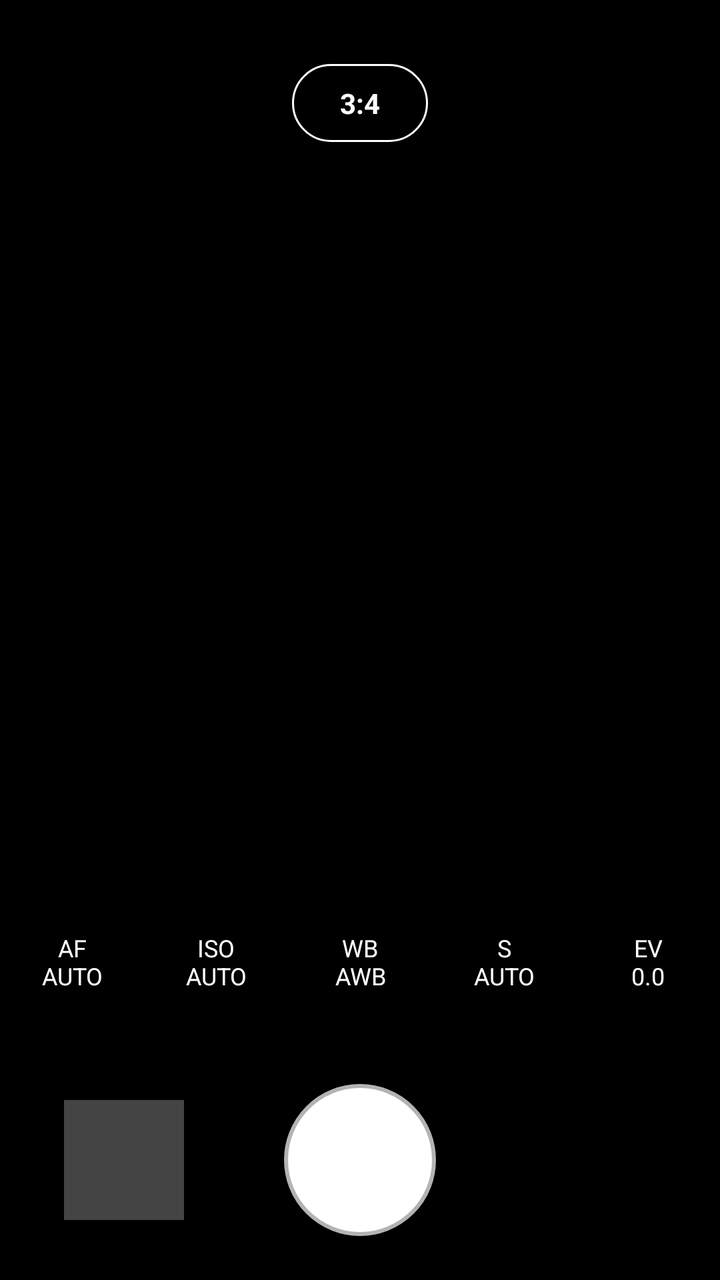
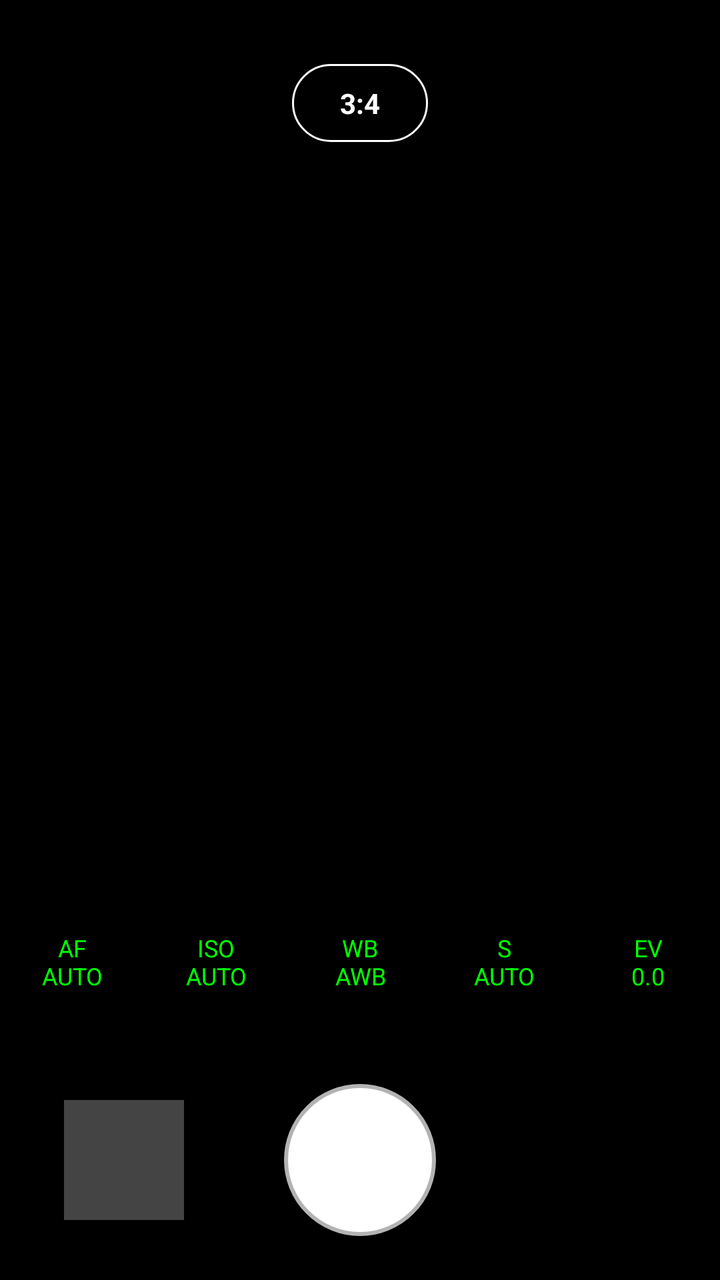

Compare the two renders of this Android layout. The source of the first and the diff that turns it into the second are given below.
<!-- AndroidManifest.xml: application theme android:Theme.DeviceDefault.NoActionBar -->
<!-- res/layout/activity_main.xml -->
<?xml version="1.0" encoding="utf-8"?>
<RelativeLayout xmlns:android="http://schemas.android.com/apk/res/android"
    android:layout_width="match_parent"
    android:layout_height="match_parent"
    android:background="#000000">

    <RelativeLayout
        android:layout_width="match_parent"
        android:layout_height="match_parent"
        android:gravity="center">
        
        <TextureView
            android:id="@+id/view_finder"
            android:layout_width="match_parent"
            android:layout_height="wrap_content" />
    </RelativeLayout>

    <TextView
        android:id="@+id/btn_ratio"
        android:layout_width="wrap_content"
        android:layout_height="wrap_content"
        android:layout_alignParentTop="true"
        android:layout_centerHorizontal="true"
        android:layout_marginTop="32dp"
        android:background="@drawable/rounded_bg"
        android:paddingHorizontal="24dp"
        android:paddingVertical="10dp"
        android:text="3:4"
        android:textColor="#FFFFFF"
        android:textSize="14sp"
        android:textStyle="bold"
        android:elevation="4dp"/>

    <LinearLayout
        android:id="@+id/control_panel"
        android:layout_width="match_parent"
        android:layout_height="wrap_content"
        android:layout_above="@id/bottom_bar"
        android:orientation="vertical"
        android:background="#B3000000"
        android:paddingTop="8dp">

        
        <LinearLayout
            android:id="@+id/slider_panel"
            android:layout_width="match_parent"
            android:layout_height="wrap_content"
            android:orientation="horizontal"
            android:gravity="center_vertical"
            android:visibility="gone"
            android:layout_marginHorizontal="16dp"
            android:layout_marginBottom="12dp"
            android:background="@drawable/modern_panel_bg"
            android:paddingHorizontal="16dp"
            android:paddingVertical="8dp">

            
            <TextView
                android:id="@+id/btn_auto_toggle"
                android:layout_width="wrap_content"
                android:layout_height="wrap_content"
                android:textColor="#FFD700"
                android:textStyle="bold"
                android:textSize="14sp"
                android:padding="8dp"
                android:text="AUTO"/>

            <SeekBar
                android:id="@+id/setting_seekbar"
                android:layout_width="0dp"
                android:layout_weight="1"
                android:layout_height="wrap_content"
                android:max="100"
                android:splitTrack="false"
                android:progressDrawable="@android:drawable/progress_horizontal"
                android:thumbTint="#FFD700"
                android:progressTint="#FFD700"/>

            
            <TextView
                android:id="@+id/slider_value_text"
                android:layout_width="55dp"
                android:layout_height="wrap_content"
                android:textColor="#FFFFFF"
                android:textStyle="bold"
                android:textSize="14sp"
                android:textAlignment="viewEnd"
                android:text="AUTO"/>
        </LinearLayout>

        <LinearLayout
            android:layout_width="match_parent"
            android:layout_height="wrap_content"
            android:orientation="horizontal"
            android:weightSum="5"
            android:paddingBottom="16dp">

            <TextView android:id="@+id/btn_af" android:layout_width="0dp" android:layout_height="wrap_content" android:layout_weight="1" android:text="AF\nAUTO" android:textColor="#FFFFFF" android:textSize="12sp" android:textAlignment="center" android:padding="8dp"/>
            <TextView android:id="@+id/btn_iso" android:layout_width="0dp" android:layout_height="wrap_content" android:layout_weight="1" android:text="ISO\nAUTO" android:textColor="#FFFFFF" android:textSize="12sp" android:textAlignment="center" android:padding="8dp"/>
            <TextView android:id="@+id/btn_wb" android:layout_width="0dp" android:layout_height="wrap_content" android:layout_weight="1" android:text="WB\nAWB" android:textColor="#FFFFFF" android:textSize="12sp" android:textAlignment="center" android:padding="8dp"/>
            <TextView android:id="@+id/btn_s" android:layout_width="0dp" android:layout_height="wrap_content" android:layout_weight="1" android:text="S\nAUTO" android:textColor="#FFFFFF" android:textSize="12sp" android:textAlignment="center" android:padding="8dp"/>
            <TextView android:id="@+id/btn_ev" android:layout_width="0dp" android:layout_height="wrap_content" android:layout_weight="1" android:text="EV\n0.0" android:textColor="#FFFFFF" android:textSize="12sp" android:textAlignment="center" android:padding="8dp"/>
        </LinearLayout>
    </LinearLayout>

    <RelativeLayout
        android:id="@+id/bottom_bar"
        android:layout_width="match_parent"
        android:layout_height="120dp"
        android:layout_alignParentBottom="true"
        android:background="#FF000000">

        <ImageView
            android:id="@+id/thumbnail_view"
            android:layout_width="60dp"
            android:layout_height="60dp"
            android:layout_centerVertical="true"
            android:layout_alignParentStart="true"
            android:layout_marginStart="32dp"
            android:scaleType="centerCrop"
            android:background="#44FFFFFF"
            android:clickable="true"
            android:focusable="true" />

        <View
            android:id="@+id/btn_capture"
            android:layout_width="76dp"
            android:layout_height="76dp"
            android:layout_centerInParent="true"
            android:clickable="true"
            android:focusable="true"
            android:background="@drawable/circle_button" />
    </RelativeLayout>
</RelativeLayout>
<!-- resources referenced by this layout -->
<resources>
  <!-- drawable circle_button (drawable) -->
  <?xml version="1.0" encoding="utf-8"?>
  <selector xmlns:android="http://schemas.android.com/apk/res/android">
      <item android:state_pressed="true">
          <shape android:shape="oval">
              <solid android:color="#999999" />
              <stroke android:width="4dp" android:color="#B3FFFFFF" />
          </shape>
      </item>
      <item>
          <shape android:shape="oval">
              <solid android:color="#FFFFFF" />
              <stroke android:width="4dp" android:color="#B3FFFFFF" />
          </shape>
      </item>
  </selector>
  <!-- drawable modern_panel_bg (drawable) -->
  <?xml version="1.0" encoding="utf-8"?>
  <shape xmlns:android="http://schemas.android.com/apk/res/android">
      <solid android:color="#99000000" />
      <corners android:radius="24dp" />
  </shape>
  <!-- drawable rounded_bg (drawable) -->
  <?xml version="1.0" encoding="utf-8"?>
  <shape xmlns:android="http://schemas.android.com/apk/res/android">
      <solid android:color="#88000000" />
      <corners android:radius="20dp" />
      <stroke android:width="1dp" android:color="#FFFFFF" />
  </shape>
</resources>

<!-- the commit's change to res/layout/activity_main.xml (unified diff, before → after) -->
@@ -40,7 +40,6 @@
         android:background="#B3000000"
         android:paddingTop="8dp">
 
-        
         <LinearLayout
             android:id="@+id/slider_panel"
             android:layout_width="match_parent"
@@ -52,14 +51,13 @@
             android:layout_marginBottom="12dp"
             android:background="@drawable/modern_panel_bg"
             android:paddingHorizontal="16dp"
-            android:paddingVertical="8dp">
+            android:paddingVertical="12dp">
 
-            
             <TextView
                 android:id="@+id/btn_auto_toggle"
                 android:layout_width="wrap_content"
                 android:layout_height="wrap_content"
-                android:textColor="#FFD700"
+                android:textColor="#00FF00"
                 android:textStyle="bold"
                 android:textSize="14sp"
                 android:padding="8dp"
@@ -72,14 +70,16 @@
                 android:layout_height="wrap_content"
                 android:max="100"
                 android:splitTrack="false"
-                android:progressDrawable="@android:drawable/progress_horizontal"
-                android:thumbTint="#FFD700"
-                android:progressTint="#FFD700"/>
+                android:progressDrawable="@drawable/ruler_track"
+                android:thumb="@drawable/ruler_thumb"
+                android:paddingStart="16dp"
+                android:paddingEnd="16dp"
+                android:minHeight="32dp"
+                android:maxHeight="32dp"/>
 
-            
             <TextView
                 android:id="@+id/slider_value_text"
-                android:layout_width="55dp"
+                android:layout_width="65dp"
                 android:layout_height="wrap_content"
                 android:textColor="#FFFFFF"
                 android:textStyle="bold"
@@ -95,11 +95,11 @@
             android:weightSum="5"
             android:paddingBottom="16dp">
 
-            <TextView android:id="@+id/btn_af" android:layout_width="0dp" android:layout_height="wrap_content" android:layout_weight="1" android:text="AF\nAUTO" android:textColor="#FFFFFF" android:textSize="12sp" android:textAlignment="center" android:padding="8dp"/>
-            <TextView android:id="@+id/btn_iso" android:layout_width="0dp" android:layout_height="wrap_content" android:layout_weight="1" android:text="ISO\nAUTO" android:textColor="#FFFFFF" android:textSize="12sp" android:textAlignment="center" android:padding="8dp"/>
-            <TextView android:id="@+id/btn_wb" android:layout_width="0dp" android:layout_height="wrap_content" android:layout_weight="1" android:text="WB\nAWB" android:textColor="#FFFFFF" android:textSize="12sp" android:textAlignment="center" android:padding="8dp"/>
-            <TextView android:id="@+id/btn_s" android:layout_width="0dp" android:layout_height="wrap_content" android:layout_weight="1" android:text="S\nAUTO" android:textColor="#FFFFFF" android:textSize="12sp" android:textAlignment="center" android:padding="8dp"/>
-            <TextView android:id="@+id/btn_ev" android:layout_width="0dp" android:layout_height="wrap_content" android:layout_weight="1" android:text="EV\n0.0" android:textColor="#FFFFFF" android:textSize="12sp" android:textAlignment="center" android:padding="8dp"/>
+            <TextView android:id="@+id/btn_af" android:layout_width="0dp" android:layout_height="wrap_content" android:layout_weight="1" android:text="AF\nAUTO" android:textColor="#00FF00" android:textSize="12sp" android:textAlignment="center" android:padding="8dp"/>
+            <TextView android:id="@+id/btn_iso" android:layout_width="0dp" android:layout_height="wrap_content" android:layout_weight="1" android:text="ISO\nAUTO" android:textColor="#00FF00" android:textSize="12sp" android:textAlignment="center" android:padding="8dp"/>
+            <TextView android:id="@+id/btn_wb" android:layout_width="0dp" android:layout_height="wrap_content" android:layout_weight="1" android:text="WB\nAWB" android:textColor="#00FF00" android:textSize="12sp" android:textAlignment="center" android:padding="8dp"/>
+            <TextView android:id="@+id/btn_s" android:layout_width="0dp" android:layout_height="wrap_content" android:layout_weight="1" android:text="S\nAUTO" android:textColor="#00FF00" android:textSize="12sp" android:textAlignment="center" android:padding="8dp"/>
+            <TextView android:id="@+id/btn_ev" android:layout_width="0dp" android:layout_height="wrap_content" android:layout_weight="1" android:text="EV\n0.0" android:textColor="#00FF00" android:textSize="12sp" android:textAlignment="center" android:padding="8dp"/>
         </LinearLayout>
     </LinearLayout>
 
<!-- resource entries referenced after the edit -->
@@ -29,5 +29,25 @@
       <corners android:radius="20dp" />
       <stroke android:width="1dp" android:color="#FFFFFF" />
   </shape>
+  <!-- drawable ruler_thumb (drawable) -->
+  <?xml version="1.0" encoding="utf-8"?>
+  <shape xmlns:android="http://schemas.android.com/apk/res/android" android:shape="rectangle">
+      <solid android:color="#00FF00" />
+      <size android:width="4dp" android:height="32dp" />
+      <corners android:radius="2dp" />
+  </shape>
+  <!-- drawable ruler_track (drawable) -->
+  <?xml version="1.0" encoding="utf-8"?>
+  <layer-list xmlns:android="http://schemas.android.com/apk/res/android">
+      <item android:gravity="center_vertical">
+          <shape android:shape="line">
+              <stroke 
+                  android:width="16dp" 
+                  android:color="#B3FFFFFF" 
+                  android:dashWidth="2dp" 
+                  android:dashGap="6dp" />
+          </shape>
+      </item>
+  </layer-list>
 </resources>
 
